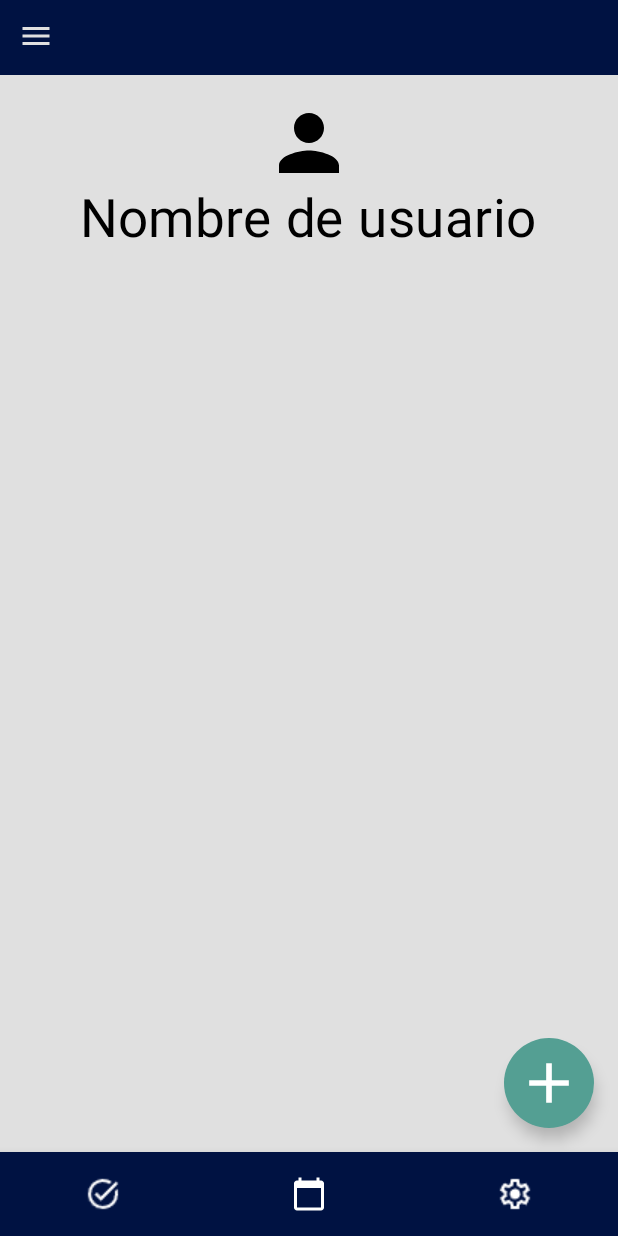
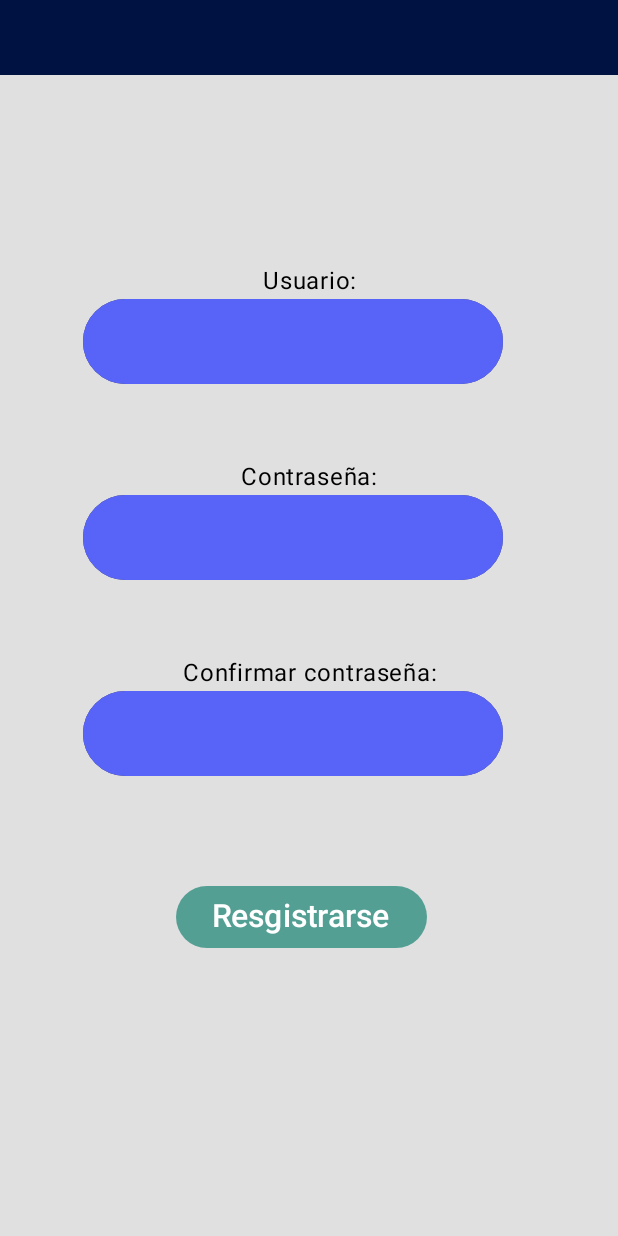
Before and after one commit to Jose-Prince/Proyecto-PPM-To-Do-List-, an Android app built with Jetpack Compose: the MainActivity screen opened directly, with no data from a screen before it, after a tap on "Resgistrarse", on a phone screen of 412 x 824 dp. Run offline under Robolectric (Android 15) with nearby library versions, the phone set to English and light mode, and no system bars; our stand-ins replace Volley.

Commit message:
Feat: Register screen

```diff
--- a/app/src/main/java/com/example/projecttodolist/Navigation/AppNavigation.kt
+++ b/app/src/main/java/com/example/projecttodolist/Navigation/AppNavigation.kt
@@ -7,6 +7,7 @@ import androidx.navigation.compose.rememberNavController
 import com.example.projecttodolist.Activities.Create
 import com.example.projecttodolist.screens.LogInScreen
 import com.example.projecttodolist.screens.MainTaskScreen
+import com.example.projecttodolist.screens.RegisterScreen
 import com.example.projecttodolist.screens.Show
 
 @Composable
@@ -28,5 +29,8 @@ fun AppNavigation() {
         composable(route = AppScreens.Show.route){
             Show()
         }
+        composable(route = AppScreens.RegisterScreen.route){
+            RegisterScreen(navController)
+        }
     }
 }
--- a/app/src/main/java/com/example/projecttodolist/Navigation/AppScreens.kt
+++ b/app/src/main/java/com/example/projecttodolist/Navigation/AppScreens.kt
@@ -12,4 +12,7 @@ sealed class AppScreens(val route : String) {
 
     //Pantalla de muestra de tareas
     object Show: AppScreens("show")
+
+    //Pantalla de registro
+    object RegisterScreen : AppScreens("register")
 }
--- a/app/src/main/java/com/example/projecttodolist/screens/LogInScreen.kt
+++ b/app/src/main/java/com/example/projecttodolist/screens/LogInScreen.kt
@@ -141,7 +141,7 @@ fun LogInScreen(navController: NavController) {
             .align(Alignment.CenterHorizontally)){
             Spacer(modifier = Modifier.width(117.dp))
             Button(
-                onClick = { navController.navigate(route = AppScreens.Bar.route) },
+                onClick = { navController.navigate(route = AppScreens.RegisterScreen.route) },
                 colors = ButtonDefaults.buttonColors(green)
             ) {
                 Text(text = "Resgistrarse",
--- a/app/src/main/java/com/example/projecttodolist/screens/RegisterScreen.kt
+++ b/app/src/main/java/com/example/projecttodolist/screens/RegisterScreen.kt
@@ -1,8 +1,156 @@
 package com.example.projecttodolist.screens
 
+import androidx.compose.foundation.background
+import androidx.compose.foundation.border
+import androidx.compose.foundation.layout.Arrangement
+import androidx.compose.foundation.layout.Box
+import androidx.compose.foundation.layout.Column
+import androidx.compose.foundation.layout.Row
+import androidx.compose.foundation.layout.Spacer
+import androidx.compose.foundation.layout.fillMaxSize
+import androidx.compose.foundation.layout.fillMaxWidth
+import androidx.compose.foundation.layout.height
+import androidx.compose.foundation.layout.width
+import androidx.compose.foundation.layout.wrapContentSize
+import androidx.compose.foundation.shape.RoundedCornerShape
+import androidx.compose.material3.Button
+import androidx.compose.material3.ButtonDefaults
+import androidx.compose.material3.ExperimentalMaterial3Api
+import androidx.compose.material3.OutlinedTextField
+import androidx.compose.material3.Text
 import androidx.compose.runtime.Composable
+import androidx.compose.runtime.getValue
+import androidx.compose.runtime.mutableStateOf
+import androidx.compose.runtime.remember
+import androidx.compose.runtime.setValue
+import androidx.compose.ui.Alignment
+import androidx.compose.ui.Modifier
+import androidx.compose.ui.graphics.RectangleShape
+import androidx.compose.ui.text.TextStyle
+import androidx.compose.ui.text.style.TextAlign
+import androidx.compose.ui.tooling.preview.Preview
+import androidx.compose.ui.unit.dp
+import androidx.compose.ui.unit.sp
+import androidx.navigation.NavController
+import androidx.navigation.compose.rememberNavController
+import com.example.projecttodolist.Functions.DrawShape
+import com.example.projecttodolist.Navigation.AppScreens
+import com.example.projecttodolist.ui.theme.blue
+import com.example.projecttodolist.ui.theme.gray
+import com.example.projecttodolist.ui.theme.green
 
+@OptIn(ExperimentalMaterial3Api::class)
 @Composable
-fun RegisterScreen() {
+fun RegisterScreen(navController: NavController) {
+    var text by remember { mutableStateOf("") }
+    var text2 by remember { mutableStateOf("") }
+    var text3 by remember { mutableStateOf("") }
+    var maxCharacters : Int = 36
+    Box (
+        modifier = Modifier
+            .fillMaxSize()
+            .background(gray)
+    ){
 
+    }
+    Column (modifier = Modifier
+        .fillMaxSize()
+        .wrapContentSize(Alignment.TopCenter),
+        verticalArrangement = Arrangement.Center){
+        DrawShape(shape = RectangleShape)
+        Spacer(modifier = Modifier.height(125.dp))
+
+        Text(
+            text = "Usuario:",
+            textAlign = TextAlign.Center,
+            modifier = Modifier.fillMaxWidth())
+        Row {
+            Spacer(modifier = Modifier.width(55.dp))
+            OutlinedTextField(
+                value = text,
+                onValueChange = {newText ->
+                    if (newText.length <= maxCharacters)
+                        text = newText
+                },
+                modifier = Modifier
+                    .border(width = 2.dp, blue, RoundedCornerShape(32.dp))
+                    .background(blue, shape = RoundedCornerShape(32.dp)),
+                shape = RoundedCornerShape(32.dp),
+                singleLine = true,
+                textStyle = TextStyle(textAlign = TextAlign.Center,
+                    fontSize = 21.sp)
+            )
+
+        }
+        Spacer(modifier = Modifier.height(50.dp))
+        Text(
+            text = "Contraseña:",
+            textAlign = TextAlign.Center,
+            modifier = Modifier.fillMaxWidth()
+        )
+        Row {
+            Spacer(modifier = Modifier.width(55.dp))
+            OutlinedTextField(
+                value = text2,
+                onValueChange = {newText ->
+                    if (newText.length <= maxCharacters)
+                        text2 = newText
+                },
+                modifier = Modifier
+                    .border(width = 2.dp, blue, RoundedCornerShape(32.dp))
+                    .background(blue, shape = RoundedCornerShape(32.dp)),
+                shape = RoundedCornerShape(32.dp),
+                singleLine = true,
+                textStyle = TextStyle(
+                    textAlign = TextAlign.Center,
+                    fontSize = 21.sp
+                )
+            )
+        }
+        Spacer(modifier = Modifier.height(50.dp))
+        Text(
+            text = "Confirmar contraseña:",
+            textAlign = TextAlign.Center,
+            modifier = Modifier.fillMaxWidth()
+        )
+        Row {
+            Spacer(modifier = Modifier.width(55.dp))
+            OutlinedTextField(
+                value = text3,
+                onValueChange = {newText ->
+                    if (newText.length <= maxCharacters)
+                        text3 = newText
+                },
+                modifier = Modifier
+                    .border(width = 2.dp, blue, RoundedCornerShape(32.dp))
+                    .background(blue, shape = RoundedCornerShape(32.dp)),
+                shape = RoundedCornerShape(32.dp),
+                singleLine = true,
+                textStyle = TextStyle(
+                    textAlign = TextAlign.Center,
+                    fontSize = 21.sp
+                )
+            )
+        }
+        Spacer(modifier = Modifier.height(70.dp))
+        Row (modifier = Modifier
+            .fillMaxWidth()
+            .align(Alignment.CenterHorizontally)){
+            Spacer(modifier = Modifier.width(117.dp))
+            Button(
+                onClick = { navController.navigate(route = AppScreens.Bar.route) },
+                colors = ButtonDefaults.buttonColors(green)
+            ) {
+                Text(text = "Resgistrarse",
+                    fontSize = 21.sp)
+            }
+        }
+    }
 }
+
+@Preview
+@Composable
+fun RegisterPrev(){
+    val navController = rememberNavController()
+    RegisterScreen(navController = navController)
+}
```
